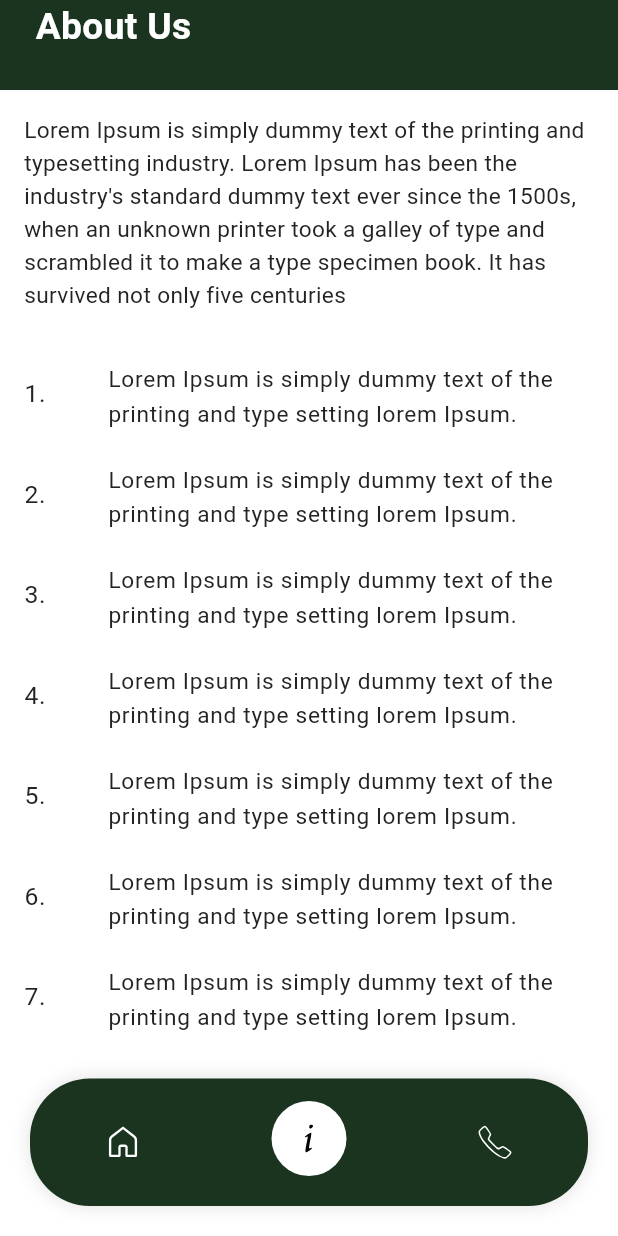
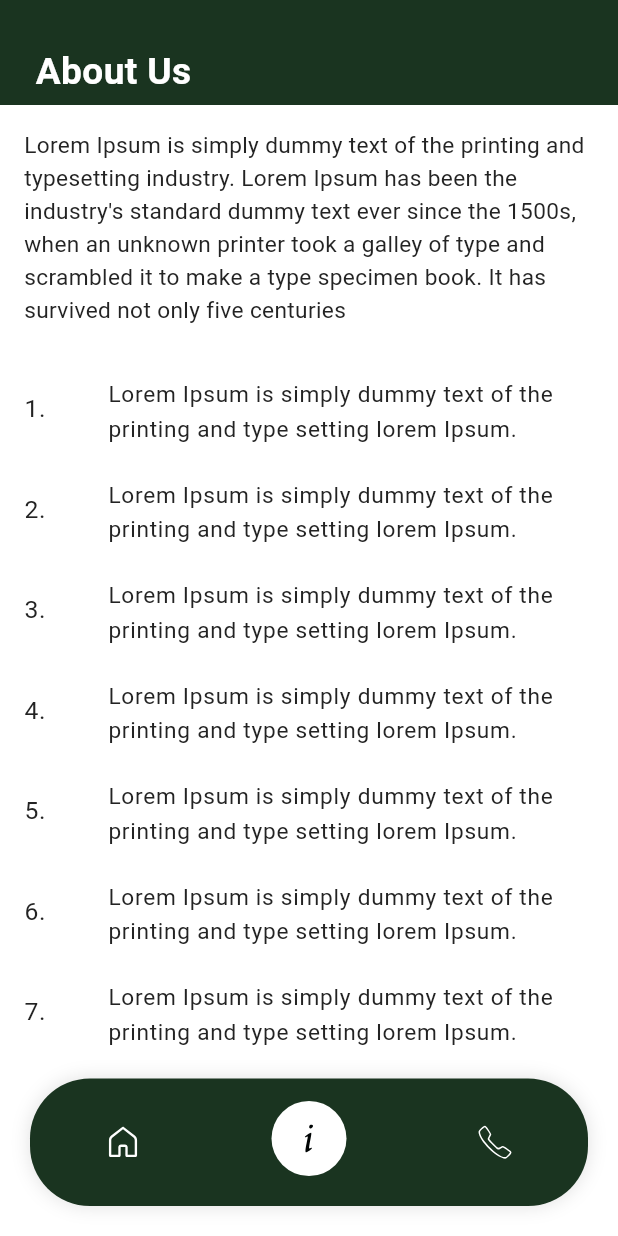
Before and after one commit to Awais-shams/grocwise-mobile-app, a Flutter app: the screen it shows after launch, item 2 of the bottom bar chosen, on a phone screen of 412 x 824 dp. Run offline on Flutter 3.47's test engine with Material 3 defaults, Android fonts, the phone set to English and light mode, and no system bars; our stand-ins replace bot_toast, cached_network_image, connectivity_plus, dio, flutter_svg, get and 4 more; accounts and stored records are empty; Roboto replaces fonts that are missing (Plus Jakarta Sans); project files that could hold a hidden picture were left out.

```diff
--- a/lib/base/base_view_model.dart
+++ b/lib/base/base_view_model.dart
@@ -38,7 +38,6 @@ class BaseViewModel<L extends BaseVMlListeners> extends ChangeNotifier {
       if (showLoader && !LoaderService.isLoaderShowing) {
         LoaderService.showLoader();
       }
-
       BaseResponse? response;
 
       //checking if internet is connected
--- a/lib/main.dart
+++ b/lib/main.dart
@@ -1,3 +1,4 @@
+import 'package:bot_toast/bot_toast.dart';
 import 'package:flutter/material.dart';
 import 'package:flutter/services.dart';
 import 'package:get/route_manager.dart';
@@ -71,6 +72,8 @@ class _MyAppState extends State<MyApp> with WidgetsBindingObserver {
           darkTheme: AppTheme.darkTheme,
           themeMode: ThemeMode.light,
           initialRoute: Routes.splashRoute,
+          builder: BotToastInit(),
+          navigatorObservers: [BotToastNavigatorObserver()],
           getPages: [
             GetPage(name: Routes.splashRoute, page: () => const SplashPage()),
             GetPage(
--- a/lib/src/ui/home/home_vm.dart
+++ b/lib/src/ui/home/home_vm.dart
@@ -8,26 +8,25 @@ class HomeVM extends BaseViewModel<HomeVMListeners> {
   final HomeRR homeRR = HomeRR();
 
   List<ProductModel> products = [];
-  var product = ProductModel(
-      productId: 1,
-      productName: "Product Name",
-      productDescription:
-          "Lorem Ipsum is simply dummy text of the printing and type setting lorem Ipsum.",
-      productImage:
-          "https://encrypted-tbn1.gstatic.com/images?q=tbn:ANd9GcSYj-vikGnJNyxtRFw3wG7J6fdo43Wfs8J196yHIukwqfj24W3m",
-      productPrice: "200",
-      productQuantity: "2 Container",
-      categoryTitle: "food cupboard");
-  Future refresh() async {
-    products = await homeRR.getSuperData();
-    print("Products:: $products");
-    // products.add(product);
-    // products.add(product);
-    // products.add(product);
-    // products.add(product);
-    // products.add(product);
-    // products.add(product);
+
+  getProducts(String query) {
+    isLoading = true;
+    showErrorMessage = false;
     notifyListeners();
+    fetchData<List<dynamic>>(
+      abortOnNoInternet: true,
+      remoteMethod: () => homeRR.getSuperData(query),
+      notifyOnEnd: true,
+      showDialogOnError: false,
+      onError: (error, statusCode) {
+        isLoading = false;
+        showErrorMessage = true;
+      },
+      onSuccess: (superData) {
+        isLoading = false;
+        products = superData.whereType<ProductModel>().toList();
+      },
+    );
   }
 
   dataFailed() {
--- a/lib/src/utils/dimensions.dart
+++ b/lib/src/utils/dimensions.dart
@@ -4,7 +4,7 @@ import 'package:flutter/material.dart';
 import 'package:sizer/sizer.dart';
 
 mixin Dimensions {
-  static final TOOLBAR_HEIGHT = 60.0;
+  static final TOOLBAR_HEIGHT = 70.0;
   static final AUTH_IMAGE_SIZE_MEDIUM = 30.h;
   static final AUTH_IMAGE_SIZE_LARGE = 40.h;
   static const HORIZONTAL_PADDING = 25.0;
--- a/lib/src/utils/images.dart
+++ b/lib/src/utils/images.dart
@@ -12,5 +12,7 @@ mixin AppImages {
 
   static const String DUMMY_PRODUCT = "$_basePath/dummy_product.svg";
 
+  static const String LOADING_GIF = "$_basePath/loading.gif";
+
   static String getDummyImage() => DUMMY_PRODUCT;
 }
--- a/lib/src/widgets/custom_network_image.dart
+++ b/lib/src/widgets/custom_network_image.dart
@@ -59,10 +59,10 @@ class CircularNetworkImage extends StatelessWidget {
                 height: height ?? (radius * 2),
                 width: width ?? (radius * 2),
                 errorWidget: (_, __, ___) =>
-                    Center(child: errorHolder ?? _getErrorWidget()),
+                    Center(child: errorHolder ?? _getBrokenImageError()),
                 placeholder: (_, __) => showPlaceholder
-                    ? (placeHolder ?? _getUserImageError())
-                    : Container(),
+                    ? Image.asset(AppImages.LOADING_GIF)
+                    : (placeHolder ?? _getUserImageError()),
                 fit: fit,
               )
             : showErrorOnNullUrl
--- a/lib/src/widgets/toolbar.dart
+++ b/lib/src/widgets/toolbar.dart
@@ -17,11 +17,12 @@ class ToolBar extends StatelessWidget {
     return Container(
       height: Dimensions.TOOLBAR_HEIGHT,
       width: 100.w,
-      alignment: Alignment.centerLeft,
+      alignment: Alignment.bottomCenter,
       padding: EdgeInsets.fromLTRB(
-          Dimensions.TEXT_SIZE_MEDIUM, 0, Dimensions.HORIZONTAL_PADDING, 10),
+          Dimensions.TEXT_SIZE_MEDIUM, 10, Dimensions.HORIZONTAL_PADDING, 5),
       decoration: BoxDecoration(color: context.theme.colorScheme.primary),
       child: Column(
+        mainAxisAlignment: MainAxisAlignment.end,
         children: [
           Row(
             children: [
```
Also changed, not shown: lib/base/base_remote_repo.dart (+41 -0 lines), lib/data/remote/end_points.dart (+2 -7 lines), lib/data/remote/home_remote_repo.dart (+10 -19 lines), lib/models/response/product_model.dart (+10 -10 lines), lib/src/ui/home/home_view.dart (+27 -9 lines), lib/src/ui/product_detail/product_detail.dart (+3 -5 lines), assets/images/loading.gif (added), 1 other file.
